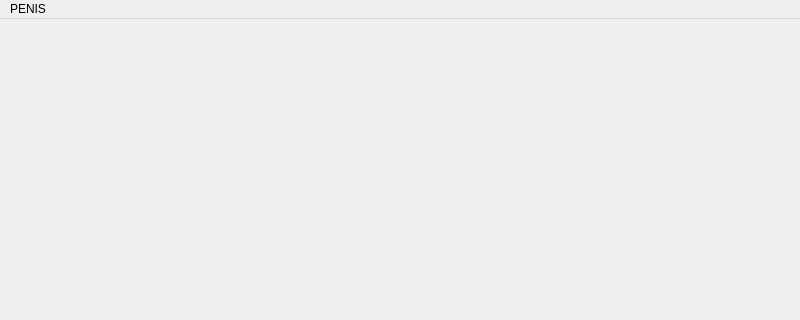
Above: UI/mainwindow.ui from jack-e-tanner/TypeDough before the change; both pictures show x 0 to 800 and y 0 to 320 of the 800 by 600 pixel window. Below: the same form after it.
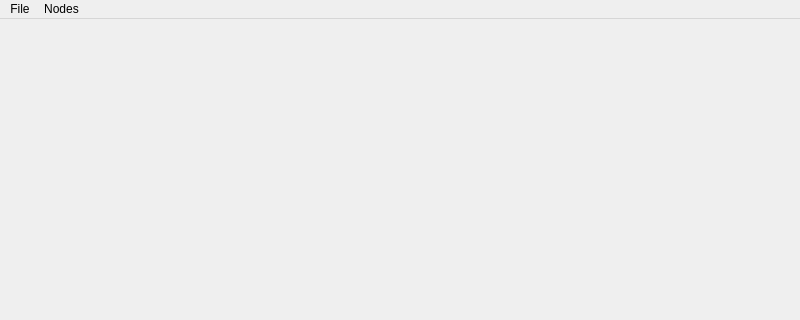
That is the form after the change.

The edit to the form file:
```diff
--- a/UI/mainwindow.ui
+++ b/UI/mainwindow.ui
@@ -14,21 +14,31 @@
    <string>MainWindow</string>
   </property>
   <widget class="QWidget" name="centralwidget"/>
-  <widget class="QMenuBar" name="menubar">
+  <widget class="QStatusBar" name="statusbar"/>
+  <widget class="QMenuBar" name="menuBar">
    <property name="geometry">
     <rect>
      <x>0</x>
      <y>0</y>
      <width>800</width>
-     <height>25</height>
+     <height>30</height>
     </rect>
    </property>
-   <widget class="QMenu" name="menuPENIS">
+   <widget class="QMenu" name="menuFile">
     <property name="title">
-     <string>PENIS</string>
+     <string>File</string>
     </property>
    </widget>
-   <addaction name="menuPENIS"/>
+   <widget class="QMenu" name="menuNodes">
+    <property name="title">
+     <string>Nodes</string>
+    </property>
+    <addaction name="actionAdd"/>
+    <addaction name="actionSub"/>
+    <addaction name="actionMult"/>
+   </widget>
+   <addaction name="menuFile"/>
+   <addaction name="menuNodes"/>
   </widget>
   <widget class="QStatusBar" name="statusbar"/>
  </widget>
```
Left out of the diff: 39 changed lines with no effect on the pictures.
